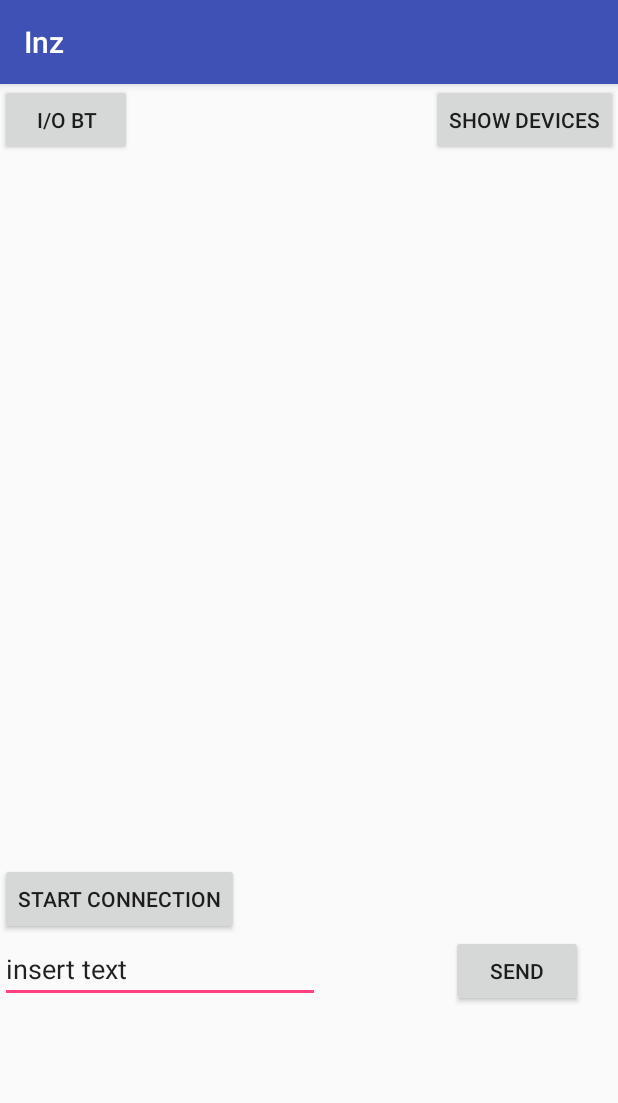
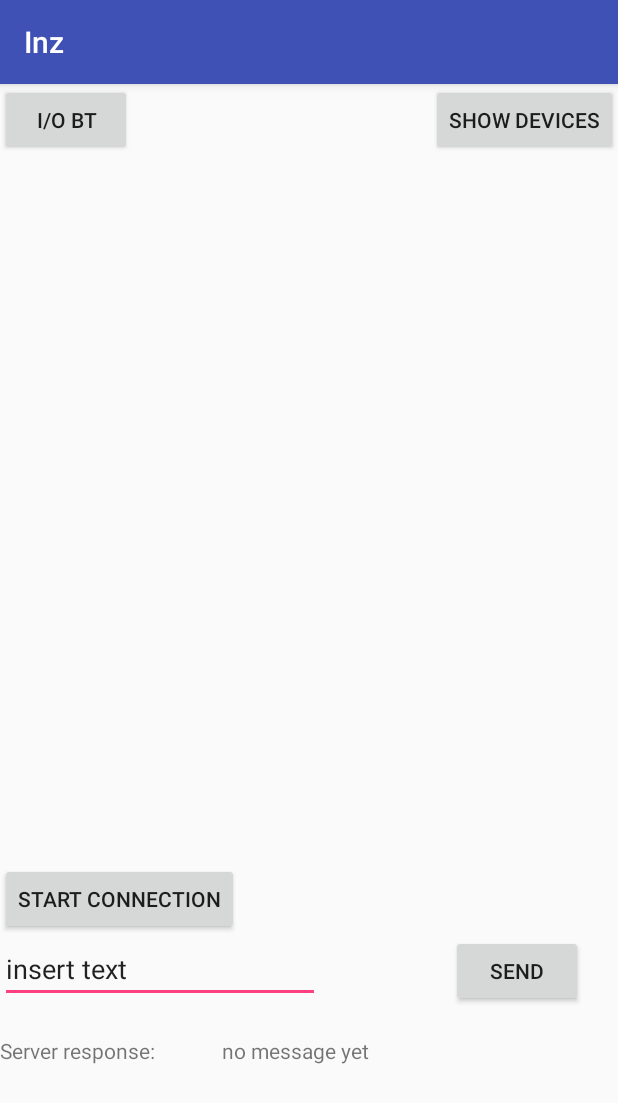
Before and after one commit to mmichal10/OBD-II, an Android app: the screen it shows after launch (MainActivity), on a phone screen of 412 x 824 dp. Shown: the top 1103 px of the screen. Run offline under Robolectric (Android 15) with nearby library versions, the phone set to English and light mode, and no system bars.

Commit message:
Added textView for printing server response

```diff
--- a/app/src/main/java/com/example/michal/inz/BluetoothConnectionService.java
+++ b/app/src/main/java/com/example/michal/inz/BluetoothConnectionService.java
@@ -5,6 +5,7 @@ import android.bluetooth.BluetoothAdapter;
 import android.bluetooth.BluetoothDevice;
 import android.bluetooth.BluetoothSocket;
 import android.content.Context;
+import android.content.Intent;
 import android.util.Log;
 
 import java.io.IOException;
@@ -28,6 +29,7 @@ public class BluetoothConnectionService {
     ProgressDialog mProgressDialog;
 
     private ConnectedThread mConnectedThread;
+    private Intent mIntent = new Intent();
 
     public BluetoothConnectionService(Context context) {
         mContext = context;
@@ -163,6 +165,9 @@ public class BluetoothConnectionService {
                     bytes = mmInStream.read(buffer);
                     String incomingMessage = new String(buffer, 0, bytes);
                     Log.d(TAG, "InputStream " + incomingMessage);
+                    mIntent.putExtra("SERVER_RESPONSE", incomingMessage);
+                    mIntent.setAction("com.android.activity.SEND_DATA");
+                    mContext.sendBroadcast(mIntent);
                 } catch (IOException e) {
                     Log.e(TAG, "write: Error reading: " + e.getMessage());
                     break;
--- a/app/src/main/java/com/example/michal/inz/MainActivity.java
+++ b/app/src/main/java/com/example/michal/inz/MainActivity.java
@@ -55,7 +55,6 @@ public class MainActivity extends AppCompatActivity implements AdapterView.OnIte
 
     BluetoothDevice mBTDevice;
 
-
     ListView lvNewDevices;
 
     // Create a BroadcastReceiver for ACTION_FOUND
@@ -84,11 +83,22 @@ public class MainActivity extends AppCompatActivity implements AdapterView.OnIte
         }
     };
 
+    private final BroadcastReceiver mMessageRevicer = new BroadcastReceiver() {
+        @Override
+        public void onReceive(Context context, Intent intent) {
+            String response = intent.getStringExtra("SERVER_RESPONSE");
+            Log.d(TAG, "Server response in UT thread");
+            TextView responseTV = (TextView)findViewById(R.id.serverResponseTV);
+            responseTV.setText(response);
+        }
+    };
+
     @Override
     protected void onDestroy() {
         Log.d(TAG, "onDestroy: called.");
         super.onDestroy();
         unregisterReceiver(mBroadcastReceiver1);
+        unregisterReceiver(mMessageRevicer);
     }
 
     @Override
@@ -119,6 +129,8 @@ public class MainActivity extends AppCompatActivity implements AdapterView.OnIte
                 enableDisableBT();
             }
         });
+
+        registerReceiver(mMessageRevicer, new IntentFilter("com.android.activity.SEND_DATA"));
 
         btnStartConnection.setOnClickListener(new View.OnClickListener() {
             @Override
--- a/app/src/main/res/layout/activity_main.xml
+++ b/app/src/main/res/layout/activity_main.xml
@@ -63,12 +63,20 @@
         android:text="Start connection" />
 
     <TextView
-        android:id="@+id/serverResponseET"
-        android:layout_width="match_parent"
-        android:layout_height="142dp"
+        android:id="@+id/textView"
+        android:layout_width="wrap_content"
+        android:layout_height="32dp"
+        android:layout_alignParentBottom="true"
         android:layout_alignParentStart="true"
-        android:layout_below="@+id/messageText"
-        android:layout_marginTop="-155dp"
-        android:ems="10"
-        />
+        android:layout_marginBottom="101dp"
+        android:text="Server response:" />
+
+    <TextView
+        android:id="@+id/serverResponseTV"
+        android:layout_width="216dp"
+        android:layout_height="40dp"
+        android:layout_alignParentStart="true"
+        android:layout_alignTop="@+id/textView"
+        android:layout_marginStart="148dp"
+        android:text="no message yet" />
 </RelativeLayout>
```
